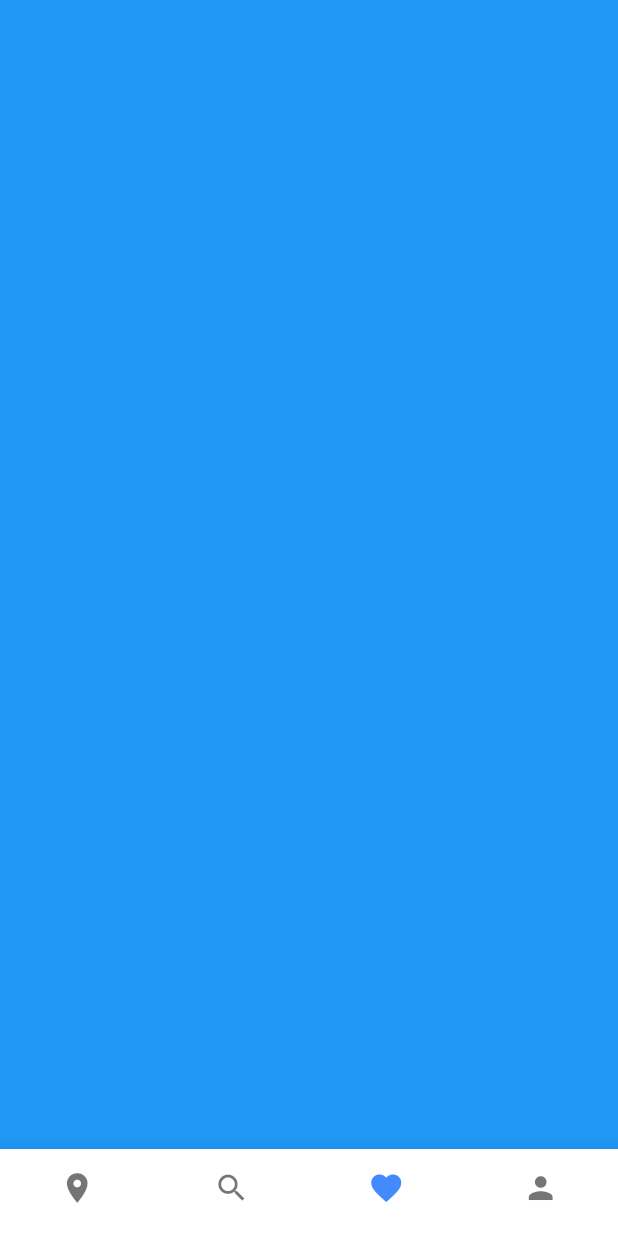
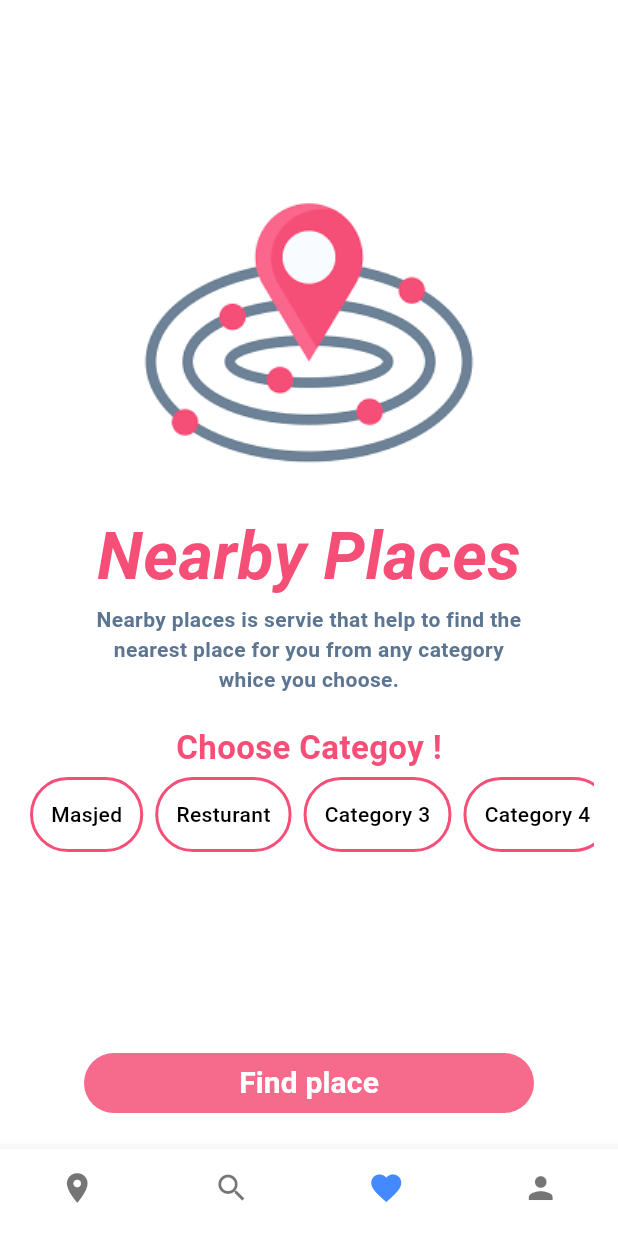
Before and after one commit to m313a313/EMA-Flutter, a Flutter app: the screen it shows after launch, item 3 of the bottom bar chosen, on a phone screen of 412 x 824 dp. Run offline on Flutter 3.47's test engine with Material 3 defaults, Android fonts, the phone set to English and light mode, and no system bars; our stand-ins replace dio, flutter_bloc, flutter_rating_bar, font_awesome_flutter, geolocator, google_maps_flutter and 4 more; accounts and stored records are empty.

Commit message:
add more things to nearby page

```diff
--- a/lib/main.dart
+++ b/lib/main.dart
@@ -1,7 +1,6 @@
 import 'package:ema/cubit/place_cubit/place_cubit.dart';
 import 'package:ema/cubit/theme_cubit/theme_cubit.dart';
 import 'package:ema/cubit/theme_cubit/theme_state.dart';
-import 'package:ema/pages/google_map_page.dart';
 import 'package:ema/shared/constants.dart';
 import 'package:flutter/material.dart';
 import 'package:flutter_bloc/flutter_bloc.dart';
--- a/lib/pages/home_page.dart
+++ b/lib/pages/home_page.dart
@@ -1,5 +1,7 @@
 // import 'package:ema/pages/complaints_page.dart';
+import 'package:ema/pages/dd.dart';
 import 'package:ema/pages/google_map_page.dart';
+import 'package:ema/pages/nearby_places.dart';
 import 'package:ema/pages/profile_page.dart';
 import 'package:flutter/material.dart';
 
@@ -14,12 +16,8 @@ class _HomePageState extends State<HomePage> {
   int _currentIndex = 0;
   final List _pages = [
     const GoogleMapPage(),
-    Container(
-      color: Colors.green,
-    ),
-    Container(
-      color: Colors.blue,
-    ),
+    DropDownHelper(),
+    const NearbyPlaces(),
     const ProfilePage()
   ];
   @override
@@ -47,9 +45,8 @@ class _HomePageState extends State<HomePage> {
           BottomNavigationBarItem(icon: Icon(Icons.room), label: 'Rome'),
           BottomNavigationBarItem(icon: Icon(Icons.search), label: 'search'),
           BottomNavigationBarItem(
-              icon: Icon(Icons.favorite), label: 'favorite'),
-          BottomNavigationBarItem(
-              icon: Icon(Icons.person), label: 'Profile'),
+              icon: Icon(Icons.favorite), label: 'Nearby places'),
+          BottomNavigationBarItem(icon: Icon(Icons.person), label: 'Profile'),
         ]);
   }
 }
--- /dev/null
+++ b/lib/pages/nearby_places.dart
@@ -0,0 +1,235 @@
+import 'dart:async';
+
+import 'package:ema/pages/dd.dart';
+import 'package:flutter/cupertino.dart';
+import 'package:flutter/material.dart';
+import 'package:flutter/painting.dart';
+import 'package:flutter/rendering.dart';
+import 'package:flutter/widgets.dart';
+import 'package:geolocator/geolocator.dart';
+
+class NearbyPlaces extends StatefulWidget {
+  const NearbyPlaces({super.key});
+
+  @override
+  State<NearbyPlaces> createState() => _NearbyPlacesState();
+}
+
+class _NearbyPlacesState extends State<NearbyPlaces> {
+  List dropDownListData = [
+    {"title": "BCA", "value": "1"},
+    {"title": "MCA", "value": "2"},
+    {"title": "B.Tech", "value": "3"},
+    {"title": "M.Tech", "value": "4"},
+  ];
+
+  String selectedCourseValue = "";
+  @override
+  void initState() {
+    setMyLocation();
+    super.initState();
+  }
+
+  int is_container_enabled = 0;
+
+  @override
+  Widget build(BuildContext context) {
+    return Padding(
+      padding: EdgeInsets.symmetric(horizontal: 16),
+      child: Column(
+        //   mainAxisAlignment: MainAxisAlignment.center,
+        children: [
+          SizedBox(
+            height: 100,
+          ),
+          const Image(
+            image: AssetImage('images/near_places.png'),
+            height: 240,
+          ),
+          Center(
+            child: Text(
+              'Nearby Places',
+              style: TextStyle(
+                  fontStyle: FontStyle.italic,
+                  fontSize: 44,
+                  color: Color(0xfff54f77),
+                  fontWeight: FontWeight.bold),
+            ),
+          ),
+          const SizedBox(
+            width: 300,
+            child: Text(
+                style: TextStyle(
+                    color: Color.fromARGB(255, 92, 117, 144),
+                    fontWeight: FontWeight.bold),
+                textAlign: TextAlign.center,
+                'Nearby places is servie that help to find the nearest place for you from any category whice you choose.'),
+          ),
+          const SizedBox(
+            height: 20,
+          ),
+          Text(
+            'Choose Categoy !',
+            style: TextStyle(
+                fontWeight: FontWeight.bold,
+                fontSize: 22,
+                color: Color(0xfff54f77)),
+          ),
+          SizedBox(
+            height: 4,
+          ),
+          Container(
+            height: 50,
+            child: ListView(
+              scrollDirection: Axis.horizontal,
+              children: [
+                GestureDetector(
+                  onTap: () {
+                    is_container_enabled = 1;
+                    setState(() {});
+                  },
+                  child: CategoryContainer(
+                    index: 1,
+                    is_container_enabled: is_container_enabled,
+                    Category: 'Masjed',
+                  ),
+                ),
+                GestureDetector(
+                  onTap: () {
+                    is_container_enabled = 2;
+                    setState(() {});
+                  },
+                  child: CategoryContainer(
+                    index: 2,
+                    is_container_enabled: is_container_enabled,
+                    Category: 'Resturant',
+                  ),
+                ),
+                GestureDetector(
+                  onTap: () {
+                    is_container_enabled = 3;
+                    setState(() {});
+                  },
+                  child: CategoryContainer(
+                    index: 3,
+                    is_container_enabled: is_container_enabled,
+                    Category: 'Category 3',
+                  ),
+                ),
+                GestureDetector(
+                  onTap: () {
+                    is_container_enabled = 4;
+                    setState(() {});
+                  },
+                  child: CategoryContainer(
+                    index: 4,
+                    is_container_enabled: is_container_enabled,
+                    Category: 'Category 4',
+                  ),
+                ),
+              ],
+            ),
+          ),
+          Spacer(),
+          Container(
+            margin: EdgeInsets.only(bottom: 20),
+            width: 300,
+            child: ElevatedButton(
+              style: ElevatedButton.styleFrom(
+                  backgroundColor: const Color(0xfff54f77),
+                  disabledBackgroundColor:
+                      Color.fromARGB(255, 245, 90, 126).withOpacity(.9)),
+              onPressed: is_container_enabled == 0 ? null : () {},
+              child: const Text(
+                "Find place",
+                style: TextStyle(
+                    color: Colors.white,
+                    fontSize: 20,
+                    fontWeight: FontWeight.bold),
+              ),
+            ),
+          ),
+        ],
+      ),
+    );
+  }
+
+  Future<bool> checkAndRequestLocationPremission() async {
+    var premissionStatus = await Geolocator.checkPermission();
+    if (premissionStatus == LocationPermission.deniedForever) {
+      return false;
+    }
+    if (premissionStatus == LocationPermission.denied) {
+      premissionStatus = await Geolocator.requestPermission();
+      if (premissionStatus != LocationPermission.always ||
+          premissionStatus != LocationPermission.whileInUse) {
+        return false;
+      }
+    }
+    return true;
+  }
+
+  late Position userposition;
+  void getLocationData() async {
+    userposition = await Geolocator.getCurrentPosition(
+        desiredAccuracy: LocationAccuracy.best);
+  }
+
+  Future<bool> checkAndRequestLocationService() async {
+    bool isEnables = await Geolocator.isLocationServiceEnabled();
+    if (!isEnables) {
+      isEnables = await Geolocator.openLocationSettings();
+
+      if (!isEnables) {
+        return false;
+      }
+    }
+    return true;
+  }
+
+  void setMyLocation() async {
+    await checkAndRequestLocationService();
+    bool hasPremission = await checkAndRequestLocationPremission();
+    if (hasPremission)
+      getLocationData();
+    else {
+      //error
+    }
+  }
+}
+
+class CategoryContainer extends StatelessWidget {
+  const CategoryContainer(
+      {super.key,
+      required this.index,
+      required this.is_container_enabled,
+      required this.Category});
+  final int index;
+  final int is_container_enabled;
+  final String Category;
+
+  @override
+  Widget build(BuildContext context) {
+    return Container(
+      margin: EdgeInsets.symmetric(horizontal: 4),
+      padding: EdgeInsets.symmetric(vertical: 10, horizontal: 12),
+      decoration: BoxDecoration(
+          border: Border.all(
+            width: 2,
+            color: Color(0xfff54f77),
+          ),
+          color:
+              is_container_enabled == index ? Color(0xfff54f77) : Colors.white,
+          borderRadius: BorderRadius.all(Radius.circular(40))),
+      child: Center(
+        child: Text(
+          '$Category',
+          style: TextStyle(
+              color:
+                  is_container_enabled == index ? Colors.white : Colors.black,
+              fontWeight: FontWeight.w500),
+        ),
+      ),
+    );
+  }
+}
--- a/lib/pages/profile_page.dart
+++ b/lib/pages/profile_page.dart
@@ -49,7 +49,7 @@ class _ProfilePageState extends State<ProfilePage> {
                 const SizedBox(
                   height: 10,
                 ),
-                Row(mainAxisAlignment: MainAxisAlignment.center, children: [
+               const Row(mainAxisAlignment: MainAxisAlignment.center, children: [
                   Text(
                     'change the profile picture',
                     style: TextStyle(color: Colors.grey, fontSize: 10),
```
Also changed, not shown: lib/pages/dd.dart (added, +113 -0 lines), lib/pages/google_map_page.dart (+25 -11 lines), images/near_places.png (added), images/nearbypng.png (added).
